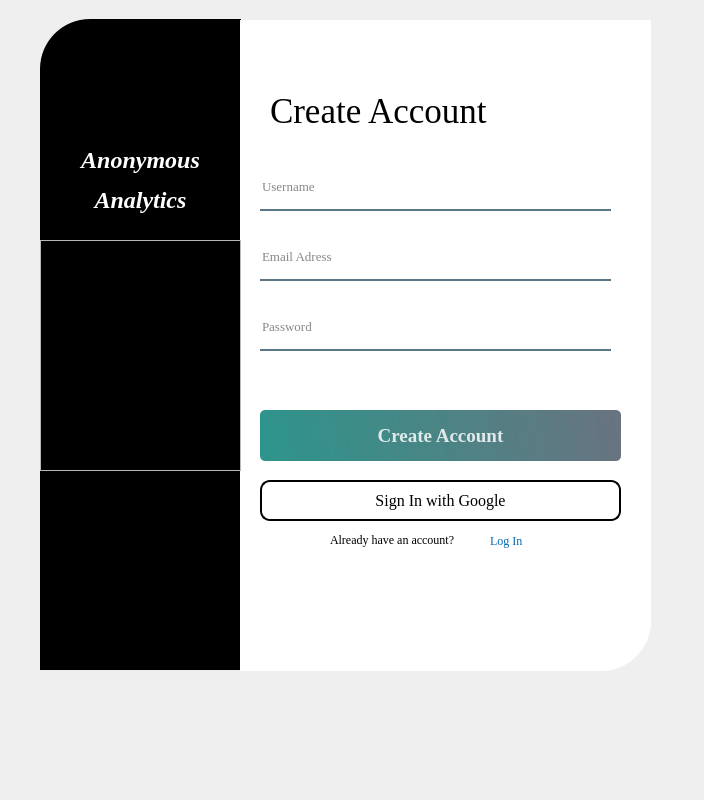
First picture: the form in ui_signUp.ui, repository Nouman-Usman/Railway-Analysis, before the edit.
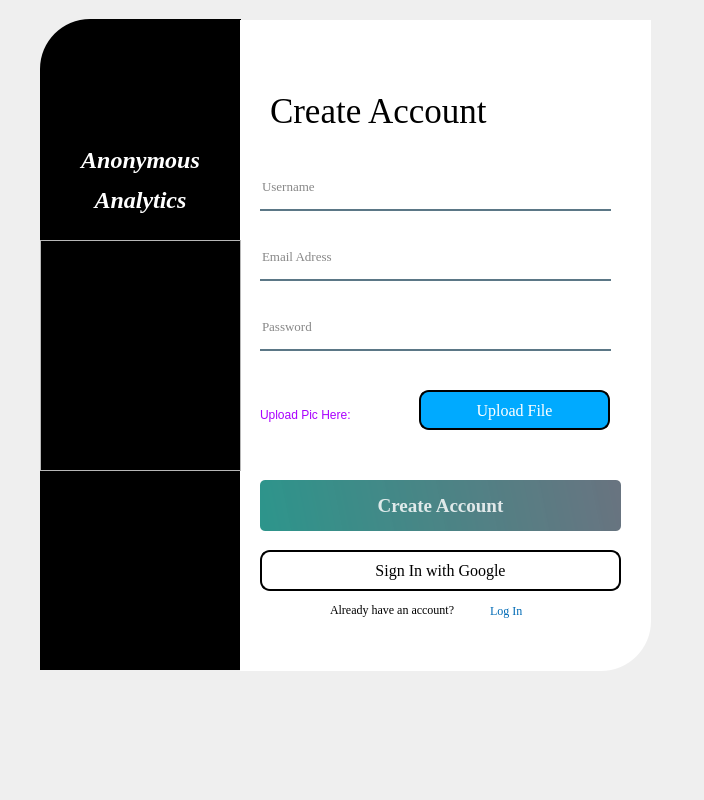
Second picture: the form after the edit. Icons and pictures are not drawn.

What changed in the file:
```diff
--- a/ui_signUp.ui
+++ b/ui_signUp.ui
@@ -96,7 +96,7 @@
     <property name="geometry">
      <rect>
       <x>220</x>
-      <y>420</y>
+      <y>490</y>
       <width>361</width>
       <height>51</height>
      </rect>
@@ -241,7 +241,7 @@
     <property name="geometry">
      <rect>
       <x>450</x>
-      <y>540</y>
+      <y>610</y>
       <width>47</width>
       <height>21</height>
      </rect>
@@ -265,7 +265,7 @@
     <property name="geometry">
      <rect>
       <x>290</x>
-      <y>540</y>
+      <y>610</y>
       <width>161</width>
       <height>20</height>
      </rect>
@@ -283,7 +283,7 @@
     <property name="geometry">
      <rect>
       <x>230</x>
-      <y>490</y>
+      <y>560</y>
       <width>31</width>
       <height>41</height>
      </rect>
@@ -303,7 +303,7 @@
     <property name="geometry">
      <rect>
       <x>220</x>
-      <y>490</y>
+      <y>560</y>
       <width>361</width>
       <height>41</height>
      </rect>
@@ -352,6 +352,80 @@
      <enum>QFrame::Raised</enum>
     </property>
    </widget>
+   <widget class="QPushButton" name="UploadPic">
+    <property name="geometry">
+     <rect>
+      <x>379</x>
+      <y>400</y>
+      <width>191</width>
+      <height>40</height>
+     </rect>
+    </property>
+    <property name="font">
+     <font>
+      <family>Times New Roman</family>
+      <pointsize>12</pointsize>
+     </font>
+    </property>
+    <property name="cursor">
+     <cursorShape>PointingHandCursor</cursorShape>
+    </property>
+    <property name="layoutDirection">
+     <enum>Qt::RightToLeft</enum>
+    </property>
+    <property name="styleSheet">
+     <string notr="true">QPushButton#UploadPic{
+	color: rgb(255, 255, 255);
+	background-color: rgb(0, 170, 255);
+	border: 2px solid rgb(0, 0, 0);
+	border-radius:10px;
+	transition: all 1.0s ease-in-out;
+}
+QPushButton#UploadPic:hover {
+	background-color: rgb(208, 208, 208);
+}</string>
+    </property>
+    <property name="text">
+     <string>Upload File</string>
+    </property>
+   </widget>
+   <widget class="QFrame" name="UploadIcon">
+    <property name="geometry">
+     <rect>
+      <x>400</x>
+      <y>400</y>
+      <width>20</width>
+      <height>40</height>
+     </rect>
+    </property>
+    <property name="styleSheet">
+     <string notr="true">image: url(:/images/upload.png);
+border-radius:10px</string>
+    </property>
+    <property name="frameShape">
+     <enum>QFrame::StyledPanel</enum>
+    </property>
+    <property name="frameShadow">
+     <enum>QFrame::Raised</enum>
+    </property>
+   </widget>
+   <widget class="QLabel" name="label_2">
+    <property name="geometry">
+     <rect>
+      <x>220</x>
+      <y>410</y>
+      <width>151</width>
+      <height>30</height>
+     </rect>
+    </property>
+    <property name="styleSheet">
+     <string notr="true">color: rgb(170, 0, 255);
+font: 12pt &quot;Perpetua&quot;;</string>
+    </property>
+    <property name="text">
+     <string>Upload Pic Here:</string>
+    </property>
+   </widget>
    <zorder>label_13</zorder>
    <zorder>label_14</zorder>
    <zorder>label_15</zorder>
@@ -365,6 +439,9 @@
    <zorder>Google_btn</zorder>
    <zorder>Google_frame</zorder>
    <zorder>frame</zorder>
+   <zorder>UploadPic</zorder>
+   <zorder>UploadIcon</zorder>
+   <zorder>label_2</zorder>
   </widget>
  </widget>
  <resources>
```
